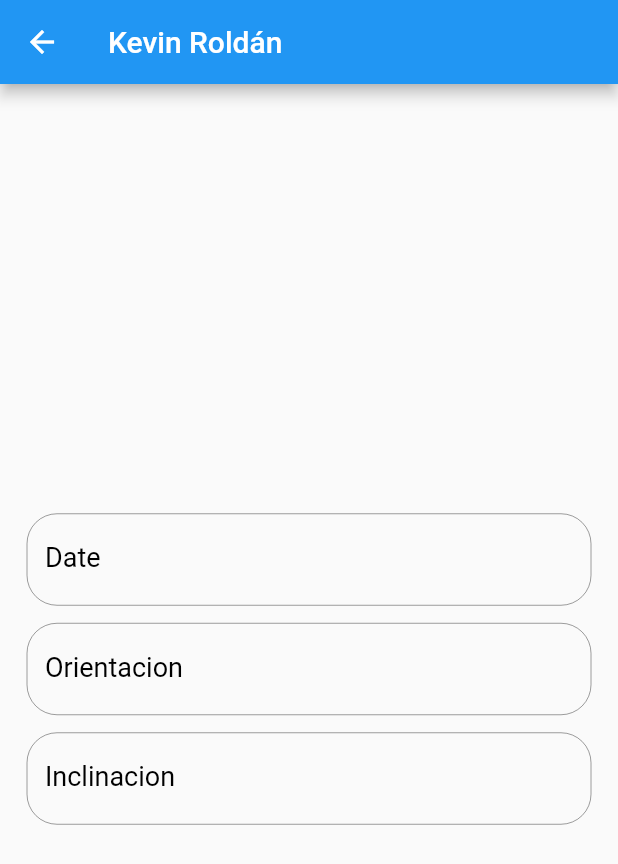
After one commit to bryanhorus/practicasFront, a Flutter app: the ObservationDetail screen opened directly, on a phone screen of 412 x 824 dp. The commit adds this screen. Shown: the top 864 px of the screen. Run offline on Flutter 3.47's test engine with Material 2 defaults, Android fonts, the phone set to English and light mode, and no system bars; our stand-ins replace flutter_map, flutter_secure_storage, latlong; accounts and stored records are empty; network calls fail.

Commit message:
obsDetail, Plus

```diff
--- /dev/null
+++ b/lib/UI/observation/observation_detail.dart
@@ -0,0 +1,231 @@
+import 'package:flutter/cupertino.dart';
+import 'package:flutter/material.dart';
+import 'package:tenic_api/bloc/observation_bloc.dart';
+import 'package:tenic_api/modelo/antena_model.dart';
+import 'package:tenic_api/modelo/observacion_model.dart';
+import 'package:tenic_api/navigator.dart';
+import 'package:tenic_api/resource/constants.dart';
+
+class ObservationDetail extends StatefulWidget {
+  final Observacion observation;
+    const ObservationDetail({this.observation, Key key}) : super(key: key);
+
+  @override
+  ActualizarObsState createState() =>
+      ActualizarObsState(observacion: observation);
+}
+
+class ActualizarObsState extends State<ObservationDetail>
+    with SingleTickerProviderStateMixin {
+  final GlobalKey<ScaffoldState> _scaffoldKey = GlobalKey<ScaffoldState>();
+  bool _autovalidate = false;
+  final GlobalKey<FormState> _formKey = GlobalKey<FormState>();
+  ActualizarObsState({this.observacion});
+  final ObservationBloc obsBloc = ObservationBloc();
+
+  Observacion observacion = Observacion(
+
+    fecha: "",
+    orientacion: "",
+    inclinacion: "",
+    antena: Antena(idAntena: 0));
+
+    @override
+  void initState() {
+    super.initState();
+    ObservationBloc();
+
+  }
+    /*showUpdateDialog(BuildContext context) {
+    showDialog(
+        context: context,
+        builder: (buildcontext) {
+          return AlertDialog(
+            title:
+                Row(children: [Icon(Icons.info), Text(Constants.tittleDialog)]),
+            //content: Text(Constants.actualizacion),
+            actions: <Widget>[
+              RaisedButton(
+                shape: RoundedRectangleBorder(
+                  borderRadius: BorderRadius.all(Radius.circular(20.0)),
+                ),
+                child: Text(
+                  Constants.btnCerrar,
+                  style: TextStyle(color: Colors.black),
+                ),
+                color: Color(0xFF42a5f5),
+                padding: EdgeInsets.fromLTRB(12, 12, 12, 12),
+                onPressed: () {
+                  TecniNavigator.goToListaAntena(context);//
+                },
+              )
+            ],
+          );
+        });
+  }*/
+
+  /*void _handleSubmitted() {
+    final FormState form = _formKey.currentState;
+    if (!form.validate()) {
+      _autovalidate = true;
+    } else {
+      form.save();
+      antenaBloc.updateAntena(antena);
+      showUpdateDialog(context);
+    }
+  }*/
+
+  @override
+  Widget build(BuildContext context) {
+    return Scaffold(
+      key: _scaffoldKey,
+      appBar: AppBar(
+        title: const Text(Constants.tittleObsDetail),
+      ),
+      body: Stack(fit: StackFit.expand, children: <Widget>[
+        Center(
+          child: Container(
+            child: Theme(
+              data: ThemeData(
+                  brightness: Brightness.light,
+                  inputDecorationTheme: InputDecorationTheme(
+                    labelStyle: TextStyle(color: Colors.black, fontSize: 18.0),
+                  )),
+              isMaterialAppTheme: true,
+              child: SingleChildScrollView(
+                child: SafeArea(
+                  top: false,
+                  bottom: false,
+                  child: Form(
+                    key: _formKey,
+                    autovalidate: _autovalidate,
+                    child: SingleChildScrollView(
+                      padding: const EdgeInsets.symmetric(horizontal: 18.0),
+                      child: Column(
+                        mainAxisAlignment: MainAxisAlignment.spaceEvenly,
+                        children: <Widget>[
+                          Padding(
+                            padding: const EdgeInsets.only(top: 40.0),
+                          ),
+                          const SizedBox(height: 12.0),
+
+                          TextFormField(
+                            enabled: false,
+                            decoration: InputDecoration(
+                              labelText: Constants.labelDate,
+                              border: OutlineInputBorder(
+                                  borderRadius: BorderRadius.circular(20.0)),
+                              hintText: Constants.labelDate,
+                            ),
+                            initialValue: observacion.fecha,
+                            //validator: validateName,
+                            //keyboardType: TextInputType.text,
+                            /*onSaved: (String value) {
+                              antena.nombre = value.trim();
+                            },*/
+                            style: TextStyle(fontSize: 18.0),
+                          ),
+                          const SizedBox(height: 12.0),
+                          TextFormField(
+                            enabled: false,
+                            decoration: InputDecoration(
+                              labelText: Constants.labelOrientacion,
+                              border: OutlineInputBorder(
+                                  borderRadius: BorderRadius.circular(20.0)),
+                              hintText: Constants.labelOrientacion,
+                            ),
+                            initialValue: observacion.orientacion,
+                            //keyboardType: TextInputType.number,
+                            /*validator: validateNumeros,
+                            onSaved: (String value) {
+                              antena.referencia = value.trim();
+                            },*/
+                            style: TextStyle(fontSize: 18.0),
+                          ),
+                          const SizedBox(height: 12.0),
+                          TextFormField(
+                            enabled: false,
+                            decoration: InputDecoration(
+                              labelText: Constants.labelInclinacion,
+                              border: OutlineInputBorder(
+                                  borderRadius: BorderRadius.circular(20.0)),
+                              hintText: Constants.labelInclinacion,
+                            ),
+                            //keyboardType: TextInputType.number,
+                            //maxLength: 4,
+                            initialValue: observacion.inclinacion,
+                            /*validator: validateNumeros,
+                            onSaved: (String value) {
+                              antena.altura = value.trim();
+                            },*/
+                            style: TextStyle(fontSize: 18.0),
+                          ),
+
+                          /*TextFormField(
+                            decoration: InputDecoration(
+                              labelText: Constants.labelInclinacion,
+                              border: OutlineInputBorder(
+                                  borderRadius: BorderRadius.circular(20.0)),
+                              hintText: Constants.labelInclinacion,
+                            ),
+                            initialValue: antena.inclinacion,
+                            keyboardType: TextInputType.number,
+                            maxLength: 3,
+                            validator: validateNumeros,
+                            onSaved: (String value) {
+                              antena.inclinacion = value.trim();
+                            },
+                            style: TextStyle(fontSize: 18.0),
+                          ),*/
+
+                          Padding(
+                            padding: const EdgeInsets.only(top: 40.0),
+                          ),
+                          /*MaterialButton(
+                            shape: RoundedRectangleBorder(
+                              borderRadius:
+                                  BorderRadius.all(Radius.circular(20.0)),
+                            ),
+                            height: 50.0,
+                            minWidth: 150.0,
+                            color: Color(0xFF42a5f5),
+                            splashColor: Colors.blue,
+                            textColor: Colors.black,
+                            child: Text(Constants.btnModificar),
+                            //onPressed: _handleSubmitted,
+                          ),*/
+                        ],
+                      ),
+                    ),
+                  ),
+                ),
+              ),
+            ),
+          ),
+        ),
+      ]),
+    );
+  }
+
+  /*String validateName(String value) {
+    String pattern = Constants.patternNombre;
+    RegExp regExp = RegExp(pattern);
+    if (value.isEmpty) {
+      return Constants.validateName;
+    } else if (!regExp.hasMatch(value)) {
+      return Constants.nameStructure;
+    }
+    return null;
+  }
+
+  String validateNumeros(String value) {
+    String pattern = Constants.patterNumero;
+    RegExp regExp = RegExp(pattern);
+    if (value.isEmpty) {
+      return Constants.validateAltura;
+    } else if (!regExp.hasMatch(value)) {
+      return Constants.estructura;
+    }
+    return null;
+  }*/
+}
--- a/lib/resource/constants.dart
+++ b/lib/resource/constants.dart
@@ -114,6 +114,7 @@ class Constants {
   static const String tittleMunicipioactualizar = "Actualizar Municipio";
   static const String tittleActualizarAsignarAntena = "Actualizar Asignación";
   static const String tittleActualizarAntena = "Actualizar Antena";
+  static const String tittleObsDetail = "Kevin Roldán";
   static const String tittleListaAntenas = "Antenas Registrados";
   static const String tittleListaAntenasAsignadas = "Antenas Asignadas";
   static const String tittleListaDepartamentos = "Lista Departamentos";
@@ -169,6 +170,7 @@ class Constants {
   static const String labelCorreo = "Correo";
   static const String labelTelefono = "Telefono";
   static const String labelNombre = "Nombre";
+  static const String labelDate = "Date";
   static const String labelNombreTecnico = "Nombre del tecnico";
   static const String labelApellido = "Apellido";
   static const String tipoUsuario = "Cargo";
```
